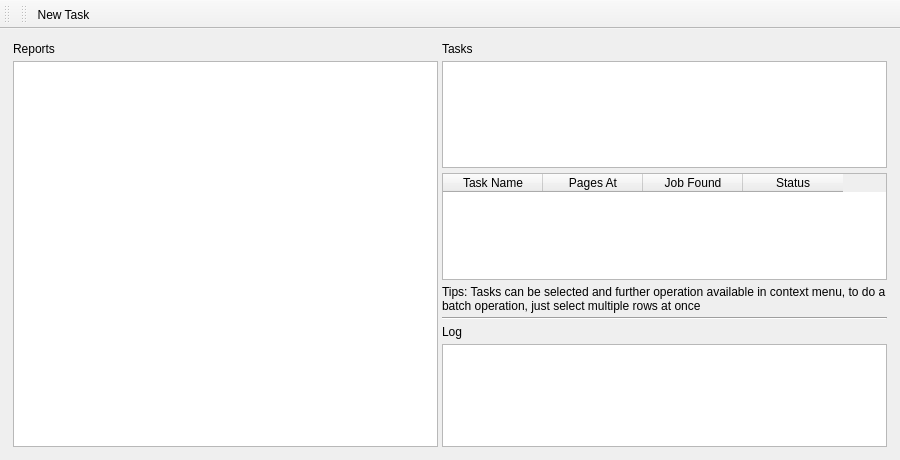
This is IndeedGUI/IndeedGUI.ui in RileyCodes/IndeedJobAnalyzer as Qt 5 draws it before an edit. The edited form follows.
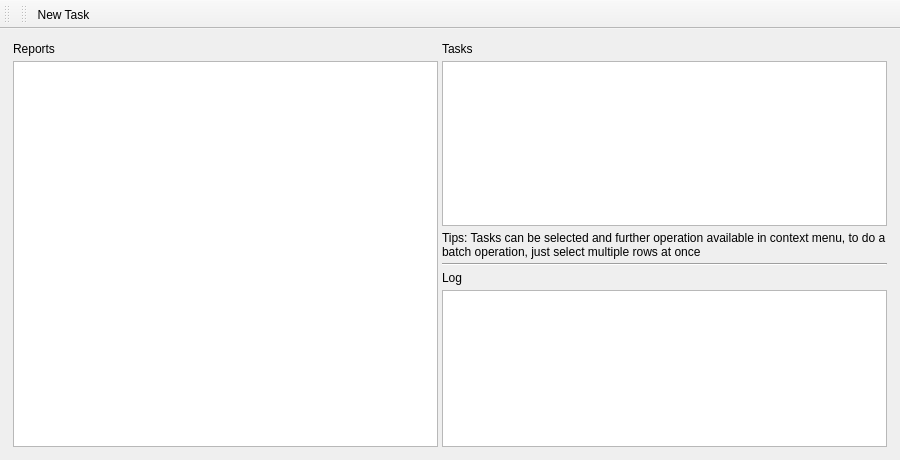
This is the edited form.

What changed in the file:
```diff
--- a/IndeedGUI/IndeedGUI.ui
+++ b/IndeedGUI/IndeedGUI.ui
@@ -92,42 +92,6 @@
          <item>
           <widget class="QTableView" name="tableView_tasks"/>
          </item>
-         <item>
-          <widget class="QTableWidget" name="tableWidget_tasks">
-           <property name="contextMenuPolicy">
-            <enum>Qt::CustomContextMenu</enum>
-           </property>
-           <property name="editTriggers">
-            <set>QAbstractItemView::NoEditTriggers</set>
-           </property>
-           <property name="selectionMode">
-            <enum>QAbstractItemView::MultiSelection</enum>
-           </property>
-           <property name="selectionBehavior">
-            <enum>QAbstractItemView::SelectRows</enum>
-           </property>
-           <column>
-            <property name="text">
-             <string>Task Name</string>
-            </property>
-           </column>
-           <column>
-            <property name="text">
-             <string>Pages At</string>
-            </property>
-           </column>
-           <column>
-            <property name="text">
-             <string>Job Found</string>
-            </property>
-           </column>
-           <column>
-            <property name="text">
-             <string>Status</string>
-            </property>
-           </column>
-          </widget>
-         </item>
          <item>
           <widget class="QLabel" name="label_4">
            <property name="text">
```
